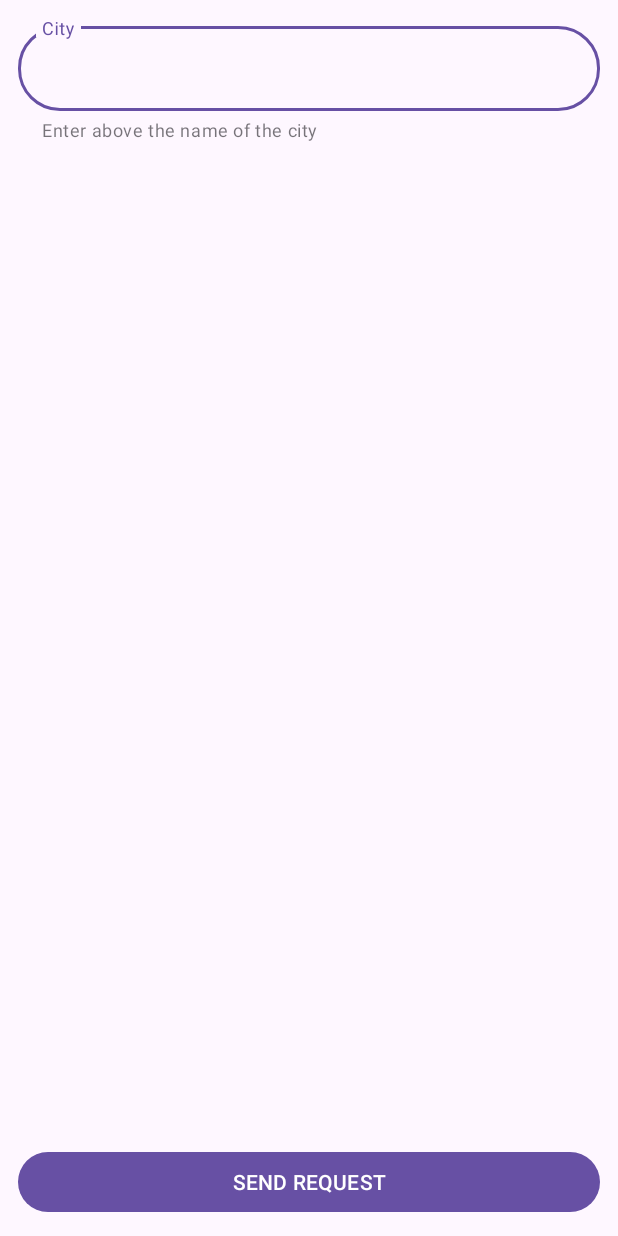
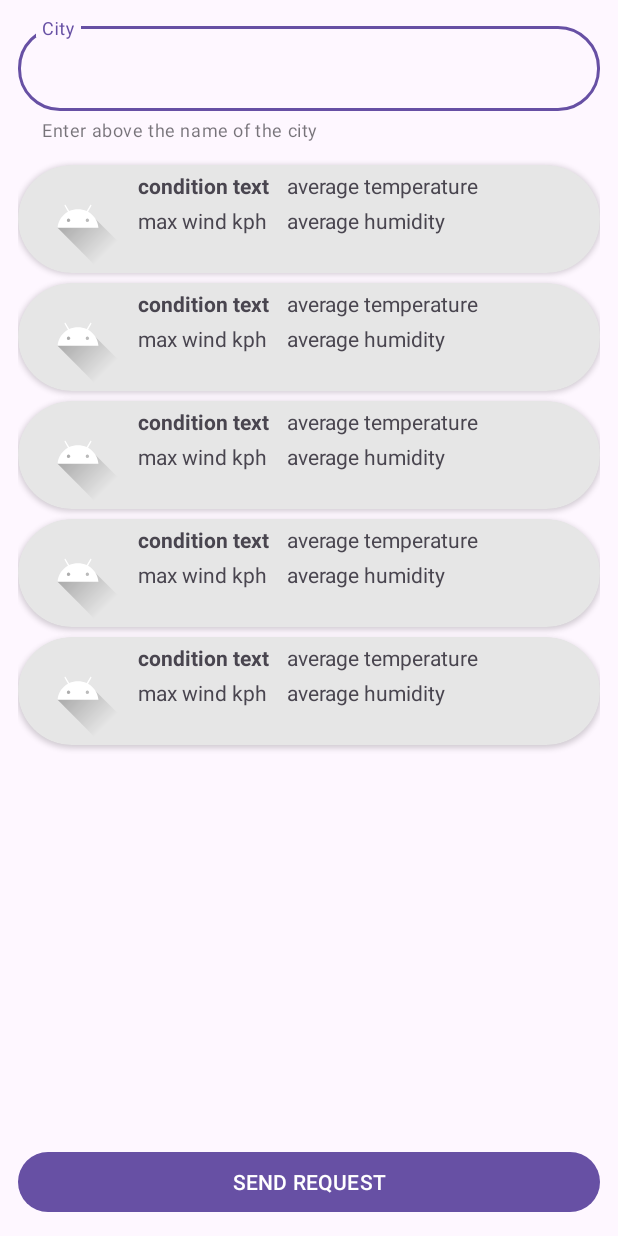
Before and after one commit to ZFRFM/WeatherApp, an Android app: the layout fragment_main.xml on its own in the app's theme, with its tools: preview values and no code run, on a phone screen of 412 x 824 dp. Run offline under Robolectric (Android 15) with nearby library versions, the phone set to English and light mode, and no system bars.

Commit message:
In Process

```diff
--- a/app/build.gradle.kts
+++ b/app/build.gradle.kts
@@ -52,6 +52,12 @@ dependencies {
     implementation ("androidx.navigation:navigation-ui-ktx:2.7.0")
     implementation ("androidx.fragment:fragment-ktx:1.6.1")
 
+    // Moshi
+    implementation ("com.squareup.moshi:moshi-kotlin:1.9.3")
+
+    // Retrofit with Moshi Converter
+    implementation ("com.squareup.retrofit2:converter-moshi:2.9.0")
+
     testImplementation("junit:junit:4.13.2")
     androidTestImplementation("androidx.test.ext:junit:1.1.5")
     androidTestImplementation("androidx.test.espresso:espresso-core:3.5.1")
--- a/app/src/main/AndroidManifest.xml
+++ b/app/src/main/AndroidManifest.xml
@@ -1,6 +1,8 @@
 <?xml version="1.0" encoding="utf-8"?>
 <manifest xmlns:android="http://schemas.android.com/apk/res/android"
     xmlns:tools="http://schemas.android.com/tools">
+
+    <uses-permission android:name="android.permission.INTERNET"/>
 
     <application
         android:allowBackup="true"
--- a/app/src/main/res/layout/fragment_main.xml
+++ b/app/src/main/res/layout/fragment_main.xml
@@ -9,7 +9,7 @@
     android:layout_marginEnd="12dp"
     android:layout_marginTop="12dp"
     android:layout_marginBottom="12dp"
-    tools:context=".MainFragment">
+    tools:context=".screens.MainFragment">
 
     <com.google.android.material.textfield.TextInputLayout
         android:id="@+id/cityTextInputLayout"
@@ -37,12 +37,15 @@
         android:id="@+id/cityRecyclerView"
         android:layout_width="0dp"
         android:layout_height="0dp"
+        android:layout_marginTop="12dp"
         app:layout_constraintTop_toBottomOf="@+id/cityTextInputLayout"
         app:layout_constraintStart_toStartOf="parent"
         app:layout_constraintEnd_toEndOf="parent"
         app:layout_constraintBottom_toTopOf="@id/sendRequestButton"
         android:scrollbars="vertical"
-        app:layoutManager="androidx.recyclerview.widget.LinearLayoutManager" />
+        app:layoutManager="androidx.recyclerview.widget.LinearLayoutManager"
+        tools:listitem="@layout/item_view"
+        tools:itemCount="5" />
 
     <Button
         android:id="@+id/sendRequestButton"
--- a/app/src/main/res/layout/item_view.xml
+++ b/app/src/main/res/layout/item_view.xml
@@ -1,9 +1,79 @@
 <?xml version="1.0" encoding="utf-8"?>
 <androidx.cardview.widget.CardView
     xmlns:android="http://schemas.android.com/apk/res/android"
+    xmlns:app="http://schemas.android.com/apk/res-auto"
+    xmlns:tools="http://schemas.android.com/tools"
     android:layout_width="match_parent"
-    android:layout_height="match_parent">
+    android:layout_height="wrap_content"
+    android:layout_marginTop="3dp"
+    android:layout_marginBottom="3dp"
+    app:cardCornerRadius="40dp"
+    android:backgroundTint="@color/background_white">
 
+    <androidx.constraintlayout.widget.ConstraintLayout
+        android:id="@+id/cardView"
+        android:layout_width="match_parent"
+        android:layout_height="match_parent">
 
+        <ImageView
+            android:id="@+id/conditionIconImageView"
+            android:layout_width="64dp"
+            android:layout_height="64dp"
+            android:src="@drawable/ic_launcher_foreground"
+            app:layout_constraintTop_toTopOf="parent"
+            app:layout_constraintStart_toStartOf="parent"
+            app:layout_constraintBottom_toBottomOf="parent"
+            android:layout_marginTop="4dp"
+            android:layout_marginBottom="4dp"
+            android:layout_marginStart="8dp"
+            android:importantForAccessibility="no" />
+
+        <TextView
+            android:id="@+id/conditionTextView"
+            android:layout_width="wrap_content"
+            android:layout_height="wrap_content"
+            app:layout_constraintTop_toTopOf="@id/conditionIconImageView"
+            app:layout_constraintStart_toEndOf="@id/conditionIconImageView"
+            android:layout_marginStart="8dp"
+            android:textStyle="bold"
+            tools:text="condition text" />
+
+        <TextView
+            android:id="@+id/avgTempTextView"
+            android:layout_width="wrap_content"
+            android:layout_height="wrap_content"
+            app:layout_constraintTop_toTopOf="@id/conditionTextView"
+            app:layout_constraintStart_toEndOf="@id/barrier"
+            android:layout_marginStart="12dp"
+            tools:text="average temperature"/>
+
+        <TextView
+            android:id="@+id/maxWindKphTextView"
+            android:layout_width="wrap_content"
+            android:layout_height="wrap_content"
+            app:layout_constraintTop_toBottomOf="@id/avgTempTextView"
+            app:layout_constraintStart_toEndOf="@id/conditionIconImageView"
+            android:layout_marginTop="4dp"
+            android:layout_marginStart="8dp"
+            tools:text="max wind kph" />
+
+        <TextView
+            android:id="@+id/avgHumidityTextView"
+            android:layout_width="wrap_content"
+            android:layout_height="wrap_content"
+            app:layout_constraintTop_toTopOf="@id/maxWindKphTextView"
+            app:layout_constraintStart_toEndOf="@id/barrier"
+            android:layout_marginStart="12dp"
+            tools:text="average humidity" />
+
+        <androidx.constraintlayout.widget.Barrier
+            android:id="@+id/barrier"
+            android:layout_width="0dp"
+            android:layout_height="0dp"
+            app:layout_constraintStart_toEndOf="@id/conditionTextView"
+            app:layout_constraintTop_toTopOf="parent"
+            app:constraint_referenced_ids="conditionTextView,maxWindKphTextView" />
+
+    </androidx.constraintlayout.widget.ConstraintLayout>
 
 </androidx.cardview.widget.CardView>
--- a/app/src/main/res/navigation/nav_graph.xml
+++ b/app/src/main/res/navigation/nav_graph.xml
@@ -6,7 +6,7 @@
     app:startDestination="@id/mainFragment">
     <fragment
         android:id="@+id/mainFragment"
-        android:name="com.example.weatherapp.MainFragment"
+        android:name="com.example.weatherapp.screens.MainFragment"
         android:label="fragment_main"
         tools:layout="@layout/fragment_main" />
 </navigation>
--- a/app/src/main/res/values/colors.xml
+++ b/app/src/main/res/values/colors.xml
@@ -2,4 +2,5 @@
 <resources>
     <color name="black">#FF000000</color>
     <color name="white">#FFFFFFFF</color>
+    <color name="background_white">#E6E6E6</color>
 </resources>
```
Also changed, not shown: app/src/main/java/com/example/weatherapp/DaysAdapter.kt (added, +49 -0 lines), app/src/main/java/com/example/weatherapp/MainFragment.kt (deleted, +0 -30 lines), app/src/main/java/com/example/weatherapp/network/Weather.kt (added, +25 -0 lines), app/src/main/java/com/example/weatherapp/network/WeatherApiService.kt (added, +35 -0 lines), app/src/main/java/com/example/weatherapp/screens/MainFragment.kt (added, +45 -0 lines), app/src/main/java/com/example/weatherapp/screens/MainFragmentViewModel.kt (added, +32 -0 lines).
